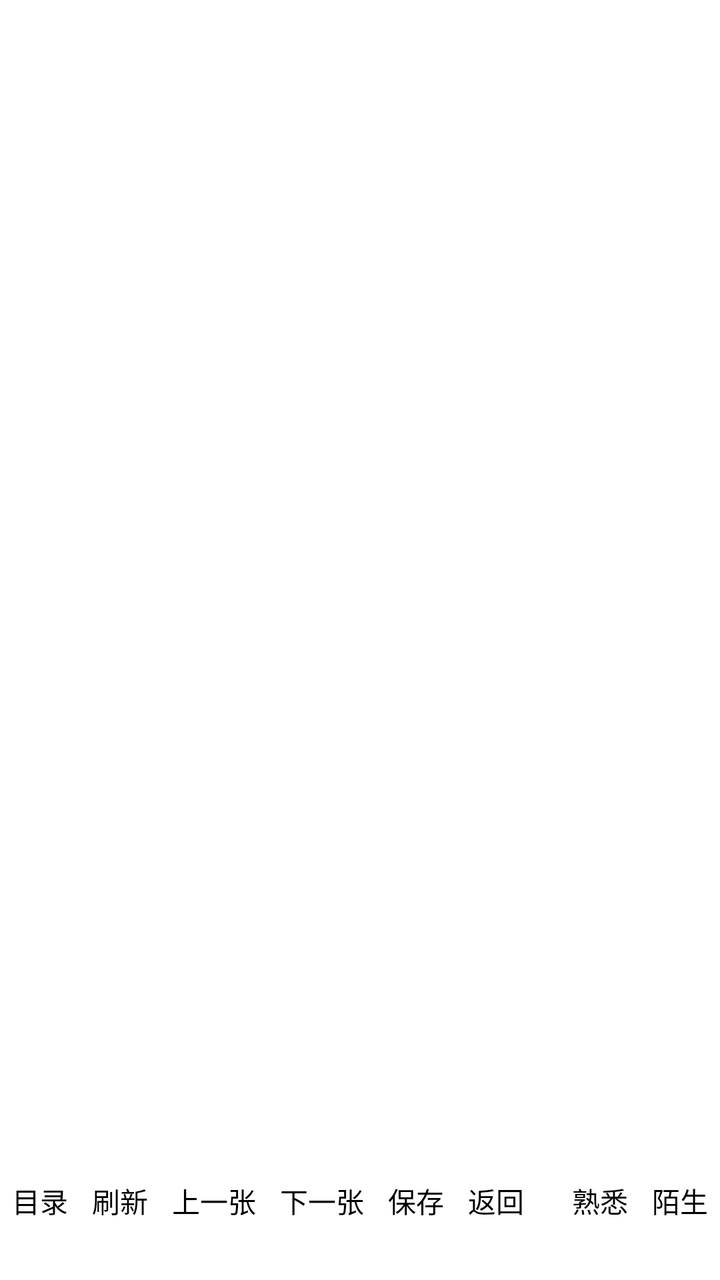
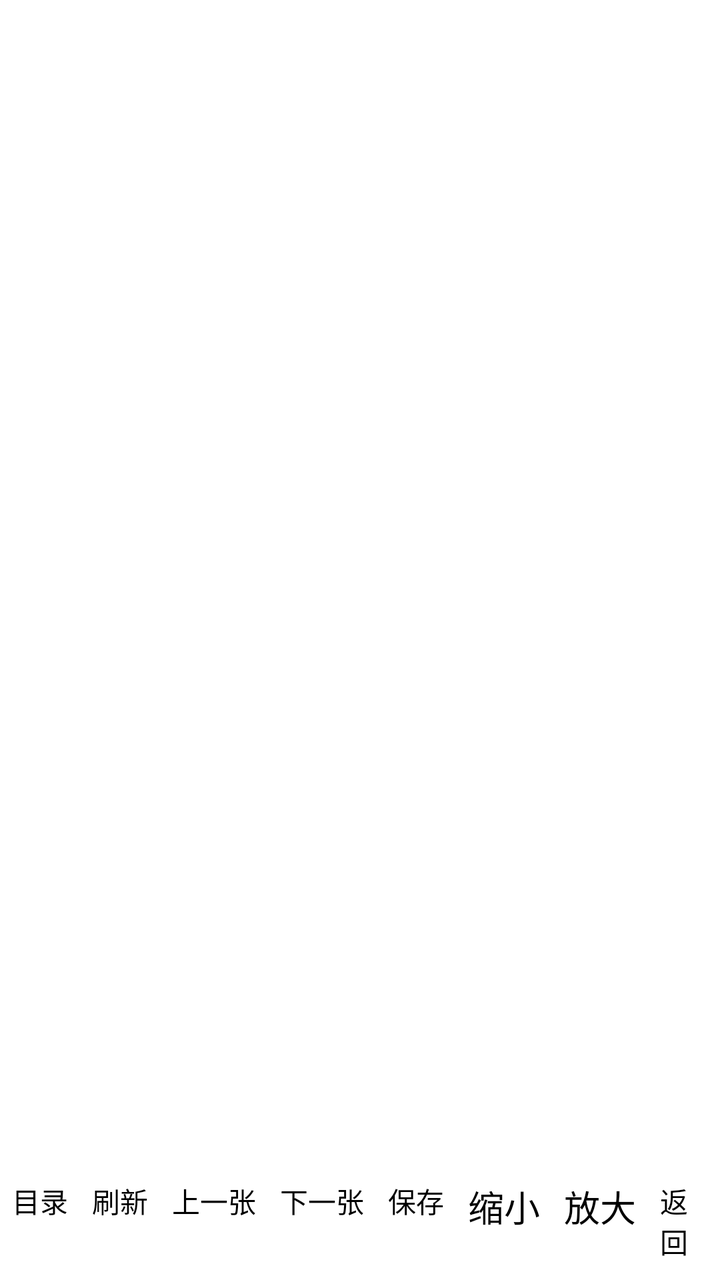

Screens rendered from an Android XML layout before and after an edit, with the pre-edit source and the edit as a unified diff.
<!-- AndroidManifest.xml: activity theme android:Theme.NoTitleBar.Fullscreen -->
<!-- res/layout/activity_image_viewer.xml -->
<?xml version="1.0" encoding="utf-8"?>
<LinearLayout xmlns:android="http://schemas.android.com/apk/res/android"
    android:layout_width="match_parent"
    android:layout_height="match_parent"
    android:orientation="vertical"
    android:background="#FFFFFF">

    <ImageView
        android:id="@+id/iv_image"
        android:layout_width="match_parent"
        android:layout_height="0dp"
        android:layout_weight="1"
        android:scaleType="fitCenter"
        android:adjustViewBounds="true"
        android:layerType="software" />

    
    <LinearLayout
        android:layout_width="match_parent"
        android:layout_height="44dp"
        android:orientation="horizontal"
        android:gravity="center_vertical"
        android:layout_marginTop="4dp"
        android:layout_marginBottom="6dp">

        
        <LinearLayout
            android:layout_width="wrap_content"
            android:layout_height="match_parent"
            android:orientation="horizontal"
            android:gravity="center_vertical">

            <Button
                android:id="@+id/btn_switch_dir"
                android:layout_width="wrap_content"
                android:layout_height="match_parent"
                android:text="目录"
                android:textSize="14sp"
                android:textColor="#000000"
                android:background="@null"
                android:stateListAnimator="@null"
                android:paddingStart="6dp"
                android:paddingEnd="6dp" />

            <Button
                android:id="@+id/btn_reload"
                android:layout_width="wrap_content"
                android:layout_height="match_parent"
                android:text="刷新"
                android:textSize="14sp"
                android:textColor="#000000"
                android:background="@null"
                android:stateListAnimator="@null"
                android:paddingStart="6dp"
                android:paddingEnd="6dp" />

            <Button
                android:id="@+id/btn_prev"
                android:layout_width="wrap_content"
                android:layout_height="match_parent"
                android:text="上一张"
                android:textSize="14sp"
                android:textColor="#000000"
                android:background="@null"
                android:stateListAnimator="@null"
                android:paddingStart="6dp"
                android:paddingEnd="6dp" />

            <Button
                android:id="@+id/btn_next"
                android:layout_width="wrap_content"
                android:layout_height="match_parent"
                android:text="下一张"
                android:textSize="14sp"
                android:textColor="#000000"
                android:background="@null"
                android:stateListAnimator="@null"
                android:paddingStart="6dp"
                android:paddingEnd="6dp" />

            <Button
                android:id="@+id/btn_save"
                android:layout_width="wrap_content"
                android:layout_height="match_parent"
                android:text="保存"
                android:textSize="14sp"
                android:textColor="#000000"
                android:background="@null"
                android:stateListAnimator="@null"
                android:paddingStart="6dp"
                android:paddingEnd="6dp" />


            
            <Button
                android:id="@+id/btn_back"
                android:layout_width="wrap_content"
                android:layout_height="match_parent"
                android:text="返回"
                android:textSize="14sp"
                android:textColor="#000000"
                android:background="@null"
                android:stateListAnimator="@null"
                android:paddingStart="6dp"
                android:paddingEnd="6dp" />
        </LinearLayout>

        
        <LinearLayout
            android:id="@+id/layout_number_buttons"
            android:layout_width="0dp"
            android:layout_height="match_parent"
            android:layout_weight="1"
            android:gravity="center"
            android:orientation="horizontal" />

        
        <LinearLayout
            android:layout_width="wrap_content"
            android:layout_height="match_parent"
            android:orientation="horizontal"
            android:gravity="center_vertical">

            <Button
                android:id="@+id/btn_familiar"
                android:layout_width="wrap_content"
                android:layout_height="match_parent"
                android:text="熟悉"
                android:textSize="14sp"
                android:textColor="#000000"
                android:background="@null"
                android:stateListAnimator="@null"
                android:paddingStart="6dp"
                android:paddingEnd="6dp" />

            <Button
                android:id="@+id/btn_strange"
                android:layout_width="wrap_content"
                android:layout_height="match_parent"
                android:text="陌生"
                android:textSize="14sp"
                android:textColor="#000000"
                android:background="@null"
                android:stateListAnimator="@null"
                android:paddingStart="6dp"
                android:paddingEnd="6dp" />
        </LinearLayout>

    </LinearLayout>

</LinearLayout>
<!-- resources referenced by this layout -->
<resources>

</resources>

<!-- the commit's change to res/layout/activity_image_viewer.xml (unified diff, before → after) -->
@@ -93,6 +93,32 @@
 
             
             <Button
+                android:id="@+id/btn_zoom_out"
+                android:layout_width="wrap_content"
+                android:layout_height="match_parent"
+                android:text="缩小"
+                android:textSize="18sp"
+                android:textColor="#000000"
+                android:background="@null"
+                android:stateListAnimator="@null"
+                android:paddingStart="6dp"
+                android:paddingEnd="6dp" />
+
+            
+            <Button
+                android:id="@+id/btn_zoom_in"
+                android:layout_width="wrap_content"
+                android:layout_height="match_parent"
+                android:text="放大"
+                android:textSize="18sp"
+                android:textColor="#000000"
+                android:background="@null"
+                android:stateListAnimator="@null"
+                android:paddingStart="6dp"
+                android:paddingEnd="6dp" />
+
+            
+            <Button
                 android:id="@+id/btn_back"
                 android:layout_width="wrap_content"
                 android:layout_height="match_parent"
@@ -103,6 +129,7 @@
                 android:stateListAnimator="@null"
                 android:paddingStart="6dp"
                 android:paddingEnd="6dp" />
+
         </LinearLayout>
 
         
